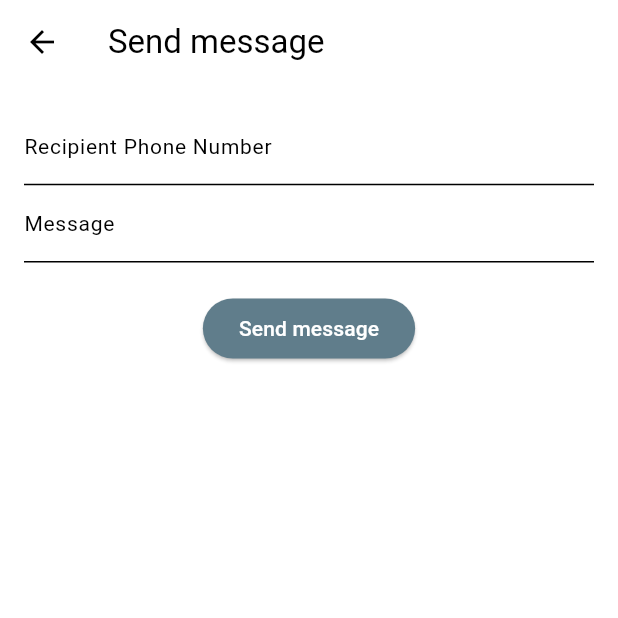
After one commit to YousefFayez20/hope_home, a Flutter app: the CommunicationScreen screen opened directly, after a tap on "Send Whatsapp Message", on a phone screen of 412 x 824 dp, the top half of it. The commit adds this screen. Run offline on Flutter 3.47's test engine with Material 3 defaults, Android fonts, the phone set to English and light mode, and no system bars; our stand-ins replace sqflite; accounts and stored records are empty.

Commit message:
added new functionalities

```diff
--- a/lib/models/communication_strategy.dart
+++ b/lib/models/communication_strategy.dart
@@ -28,5 +28,11 @@ class PushNotificationStrategy implements CommunicationStrategy {
   void sendMessage(String recipient, String message) {
     print('Sending Push Notification to $recipient: $message');
     // Logic for sending a push notification
+  }}
+  class WhatsappMessageStrategy implements CommunicationStrategy {
+  @override
+  void sendMessage(String recipient, String message) {
+    print('Sending Whatsapp Message to $recipient: $message');
+    // Logic for sending a whatsapp message
   }
-}
+  }
--- a/lib/views/communication_screen.dart
+++ b/lib/views/communication_screen.dart
@@ -1,4 +1,5 @@
 import 'package:flutter/material.dart';
+import 'package:hope_home/views/whatsapp_screen.dart';
 import 'email_screen.dart';
 import 'sms_screen.dart';
 import 'push_notification_screen.dart';
@@ -36,6 +37,14 @@ class CommunicationScreen extends StatelessWidget {
               onPressed: () {
                 Navigator.push(
                   context,
+                  MaterialPageRoute(builder: (context) => WhatsappMessageScreen()),
+                );
+              },              child: Text('Send Whatsapp Message'),
+            ),
+            ElevatedButton(
+              onPressed: () {
+                Navigator.push(
+                  context,
                   MaterialPageRoute(builder: (context) => PushNotificationScreen()),
                 );
               },
--- /dev/null
+++ b/lib/views/whatsapp_screen.dart
@@ -0,0 +1,50 @@
+import 'package:flutter/material.dart';
+import '../controllers/communication_controller.dart';
+import '../models/communication_strategy.dart';
+
+class WhatsappMessageScreen extends StatelessWidget {
+  final CommunicationController controller = CommunicationController();
+
+  WhatsappMessageScreen() {
+    controller.setStrategy(WhatsappMessageStrategy());
+  }
+
+  final TextEditingController recipientController = TextEditingController();
+  final TextEditingController messageController = TextEditingController();
+
+  void sendmsg(BuildContext context) {
+    String recipient = recipientController.text;
+    String message = messageController.text;
+    controller.notifyUser(recipient, message);
+    ScaffoldMessenger.of(context).showSnackBar(
+        SnackBar(content: Text('Whatsapp message sent to $recipient'))
+    );
+  }
+
+  @override
+  Widget build(BuildContext context) {
+    return Scaffold(
+      appBar: AppBar(title: Text('Send message')),
+      body: Padding(
+        padding: EdgeInsets.all(16.0),
+        child: Column(
+          children: [
+            TextField(
+              controller: recipientController,
+              decoration: InputDecoration(labelText: 'Recipient Phone Number'),
+            ),
+            TextField(
+              controller: messageController,
+              decoration: InputDecoration(labelText: 'Message'),
+            ),
+            SizedBox(height: 20),
+            ElevatedButton(
+              onPressed: () => sendmsg(context),
+              child: Text('Send message'),
+            ),
+          ],
+        ),
+      ),
+    );
+  }
+}
```
Also changed, not shown: lib/models/date_time_decorator.dart (added, +31 -0 lines), lib/views/receipt_screen.dart (+14 -1 lines), pubspec.yaml (+10 -1 lines), pubspec.lock, 2 other files.
